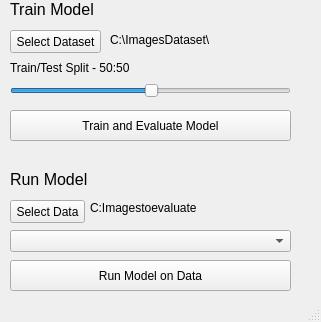
Delphboy/COMP530, file src/gui/ui.ui: the form before one commit.
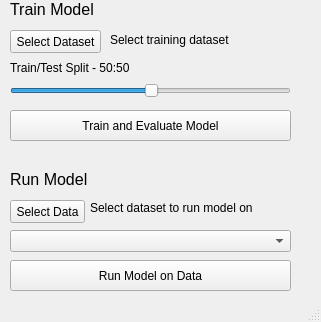
The form after the commit.

Commit message: finished GUI plumbing

Patch:
```diff
--- a/src/gui/ui.ui
+++ b/src/gui/ui.ui
@@ -37,7 +37,7 @@
      </rect>
     </property>
     <property name="text">
-     <string>C:\ImagesDataset\</string>
+     <string>Select training dataset</string>
     </property>
    </widget>
    <widget class="QSlider" name="sliderTrainTestSplit">
@@ -102,7 +102,7 @@
      </rect>
     </property>
     <property name="text">
-     <string>C:Imagestoevaluate</string>
+     <string>Select dataset to run model on</string>
     </property>
    </widget>
    <widget class="QPushButton" name="btnSelectData">
```
The commit also changes 2 other files.
